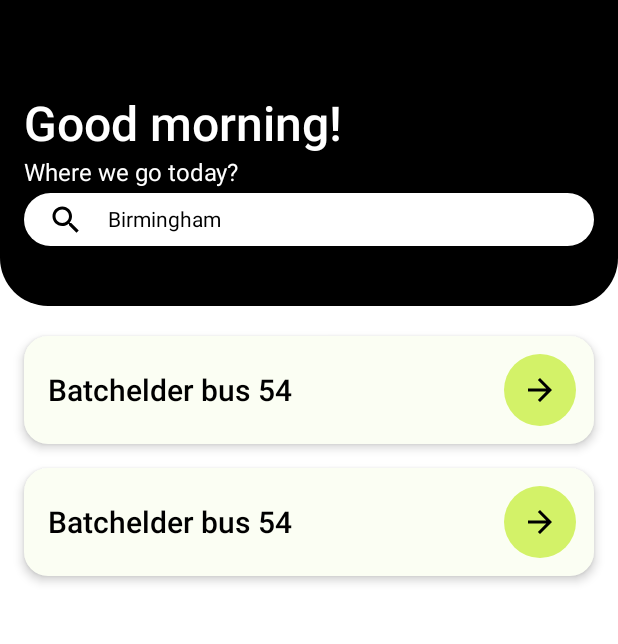
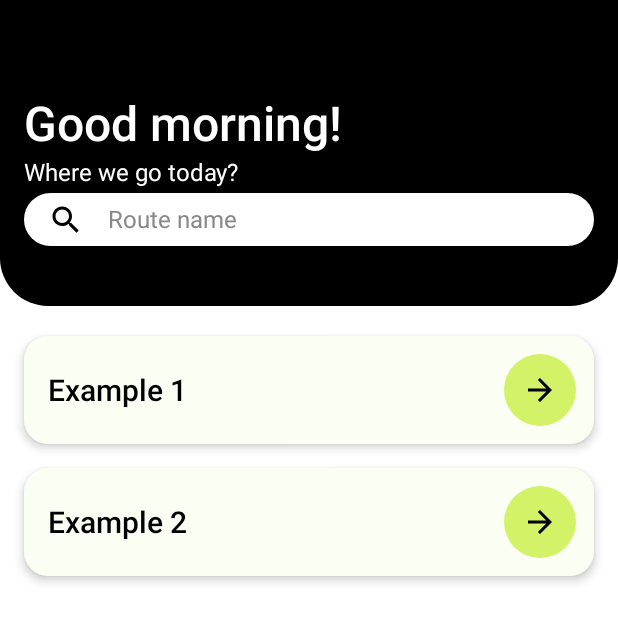
Before and after one commit to mastahnish/routing-app, an Android app built with Jetpack Compose: the @Preview function RouteListScreenPreview, on a phone screen of 412 x 824 dp, the part 144-788 px from its top. Run offline under Robolectric (Android 15) with nearby library versions, the light colour scheme and no system bars.

Commit message:
Add search text handling

```diff
--- a/app/src/main/java/pl/jacekrys/routingapp/feature/route/presentation/list/RouteListScreen.kt
+++ b/app/src/main/java/pl/jacekrys/routingapp/feature/route/presentation/list/RouteListScreen.kt
@@ -3,6 +3,7 @@ package pl.jacekrys.routingapp.feature.route.presentation.list
 import androidx.compose.foundation.Image
 import androidx.compose.foundation.background
 import androidx.compose.foundation.layout.Arrangement
+import androidx.compose.foundation.layout.Box
 import androidx.compose.foundation.layout.Column
 import androidx.compose.foundation.layout.Row
 import androidx.compose.foundation.layout.Spacer
@@ -31,6 +32,8 @@ import androidx.compose.ui.draw.clip
 import androidx.compose.ui.graphics.Color
 import androidx.compose.ui.platform.LocalLifecycleOwner
 import androidx.compose.ui.res.painterResource
+import androidx.compose.ui.res.stringResource
+import androidx.compose.ui.text.Placeholder
 import androidx.compose.ui.text.TextStyle
 import androidx.compose.ui.text.font.FontWeight
 import androidx.compose.ui.text.style.TextAlign
@@ -65,11 +68,14 @@ fun RouteListScreen(
         }
     }
     val state by viewModel.state.collectAsStateWithLifecycle()
-    RouteListScreenContent(state = state)
+    RouteListScreenContent(state = state, onSearchTextChange = { viewModel.updateSearchText(it) })
 }
 
 @Composable
-fun RouteListScreenContent(state: RouteListState) {
+fun RouteListScreenContent(
+    state: RouteListState,
+    onSearchTextChange: (String) -> Unit,
+) {
     Column {
         Column(
             verticalArrangement = Arrangement.Bottom,
@@ -104,12 +110,21 @@ fun RouteListScreenContent(state: RouteListState) {
                 ),
             )
             CustomTextField(
-                value = "Birmingham",
-                onValueChange = {},
+                value = state.searchText,
+                onValueChange = onSearchTextChange,
+                placeholder = stringResource(id = R.string.route_search_placeholder),
                 modifier = Modifier
                     .padding(top = 4.dp, bottom = 24.dp)
             )
         }
+        if (state.routes.isEmpty())
+            Text(
+                text = stringResource(id = R.string.no_results_info), modifier = Modifier
+                    .fillMaxWidth()
+                    .padding(16.dp),
+                textAlign = TextAlign.Center
+            )
+        else
             LazyColumn(
                 modifier = Modifier
                     .weight(1f)
@@ -119,11 +134,16 @@ fun RouteListScreenContent(state: RouteListState) {
                     Spacer(Modifier.height(20.dp))
                 }
                 itemsIndexed(state.routes) { index, item ->
-                RouteItem(modifier = Modifier.fillMaxWidth())
+                    RouteItem(
+                        modifier = Modifier.fillMaxWidth(),
+                        route = item,
+                        onRouteClick = {/* TODO */ }
+                    )
                     if (index < state.routes.lastIndex)
                         Spacer(Modifier.height(16.dp))
                 }
             }
+
     }
 }
 
@@ -159,6 +179,7 @@ fun LogoPreview() {
 fun CustomTextField(
     modifier: Modifier,
     value: String,
+    placeholder: String,
     onValueChange: (String) -> Unit
 ) {
     Row(
@@ -169,17 +190,31 @@ fun CustomTextField(
             .clip(RoundedCornerShape(100))
             .background(Color.White)
     ) {
+        val textStyle = TextStyle(
+            fontSize = 16.sp,
+            fontWeight = FontWeight.Normal,
+            color = Color.Black
+        )
         Icon(
             imageVector = Icons.Default.Search, contentDescription = null,
             modifier = Modifier.padding(start = 16.dp, end = 8.dp)
         )
+        Box(
+            modifier = Modifier
+                .weight(1f)
+                .padding(8.dp),
+            contentAlignment = Alignment.CenterStart
+        ) {
             BasicTextField(
                 value = value,
                 onValueChange = onValueChange,
-            modifier = Modifier
-                .weight(1f)
-                .padding(8.dp)
+                modifier = Modifier.fillMaxWidth(),
+                textStyle = textStyle
             )
+            if (value.isEmpty())
+                Text(text = placeholder, style = textStyle.copy(Color.Gray))
+        }
+
     }
 }
 
@@ -251,10 +286,11 @@ fun RouteListScreenPreview() {
     RouteListScreenContent(
         state = RouteListState(
             routes = listOf(
-                Route("", "", listOf()),
-                Route("", "", listOf())
-            )
-        )
+                Route("", "Example 1", listOf()),
+                Route("", "Example 2", listOf())
+            ),
+        ),
+        onSearchTextChange = {}
     )
 }
 
--- a/app/src/main/java/pl/jacekrys/routingapp/feature/route/presentation/list/component/RouteItem.kt
+++ b/app/src/main/java/pl/jacekrys/routingapp/feature/route/presentation/list/component/RouteItem.kt
@@ -26,10 +26,15 @@ import androidx.compose.ui.text.font.FontWeight
 import androidx.compose.ui.tooling.preview.Preview
 import androidx.compose.ui.unit.dp
 import androidx.compose.ui.unit.sp
+import pl.jacekrys.routingapp.feature.route.domain.model.Route
 import androidx.compose.ui.unit.sp as sp1
 
 @Composable
-fun RouteItem(modifier: Modifier) {
+fun RouteItem(
+    modifier: Modifier,
+    route: Route,
+    onRouteClick: (Route) -> Unit
+) {
     Card(
         shape = RoundedCornerShape(16.dp),
         elevation = CardDefaults.cardElevation(4.dp),
@@ -44,7 +49,7 @@ fun RouteItem(modifier: Modifier) {
             horizontalArrangement = Arrangement.SpaceBetween
         ) {
             Text(
-                "Batchelder bus 54", style = TextStyle(
+                route.name, style = TextStyle(
                     fontSize = 20.sp,
                     lineHeight = 16.sp,
                     fontWeight = FontWeight(600),
@@ -52,7 +57,7 @@ fun RouteItem(modifier: Modifier) {
                 )
             )
             IconButton(
-                onClick = { /*TODO*/ },
+                onClick = { onRouteClick(route) },
                 modifier = Modifier
                     .size(40.dp)
                     .clip(CircleShape)
@@ -72,5 +77,5 @@ fun RouteItem(modifier: Modifier) {
 @Preview
 @Composable
 fun RouteItemPreview() {
-    RouteItem(Modifier)
+    RouteItem(Modifier, Route("id", "Barchelder bus 54", null), {})
 }
--- a/app/src/main/res/values/strings.xml
+++ b/app/src/main/res/values/strings.xml
@@ -1,3 +1,5 @@
 <resources>
     <string name="app_name">RoutingApp</string>
+    <string name="route_search_placeholder">Route name</string>
+    <string name="no_results_info">No results found</string>
 </resources>
```
Also changed, not shown: app/src/main/java/pl/jacekrys/routingapp/feature/route/presentation/list/RouteListViewModel.kt (+16 -2 lines). Lines whose indentation alone changed are shown as unchanged.
